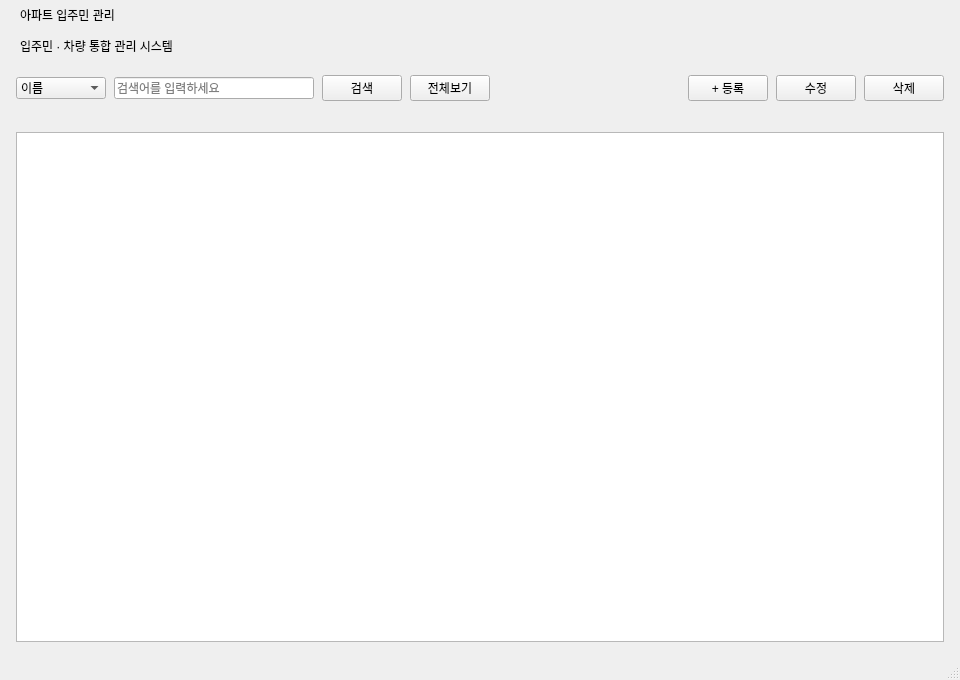
The window that src/AptManager/mainwindow.ui (anmincheol-71/apartment-resident-manager) describes before a commit, drawn with Qt 5.
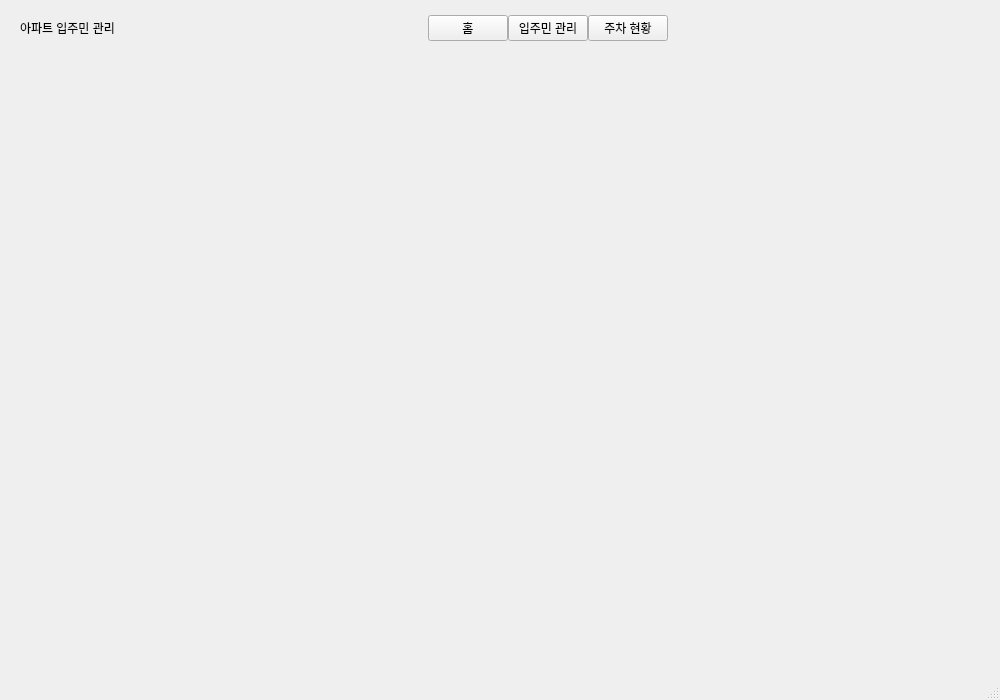
The same window after the commit.

```diff
--- a/src/AptManager/mainwindow.ui
+++ b/src/AptManager/mainwindow.ui
@@ -6,8 +6,8 @@
    <rect>
     <x>0</x>
     <y>0</y>
-    <width>960</width>
-    <height>680</height>
+    <width>1000</width>
+    <height>700</height>
    </rect>
   </property>
   <property name="windowTitle">
@@ -26,31 +26,25 @@
     <item>
      <widget class="QWidget" name="headerWidget">
       <property name="minimumSize">
-       <size><width>0</width><height>60</height></size>
+       <size><width>0</width><height>56</height></size>
       </property>
       <property name="maximumSize">
-       <size><width>16777215</width><height>60</height></size>
+       <size><width>16777215</width><height>56</height></size>
       </property>
       <layout class="QHBoxLayout" name="headerLayout">
        <property name="leftMargin"><number>20</number></property>
        <property name="rightMargin"><number>20</number></property>
        <property name="topMargin"><number>0</number></property>
        <property name="bottomMargin"><number>0</number></property>
+       <property name="spacing"><number>0</number></property>
+
+       <!-- 앱 타이틀 -->
        <item>
-        <layout class="QVBoxLayout" name="titleLayout">
-         <property name="spacing"><number>2</number></property>
-         <item>
-          <widget class="QLabel" name="appTitleLabel">
-           <property name="text"><string>아파트 입주민 관리</string></property>
-          </widget>
-         </item>
-         <item>
-          <widget class="QLabel" name="appSubLabel">
-           <property name="text"><string>입주민 · 차량 통합 관리 시스템</string></property>
-          </widget>
-         </item>
-        </layout>
+        <widget class="QLabel" name="navTitleLabel">
+         <property name="text"><string>아파트 입주민 관리</string></property>
+        </widget>
        </item>
+
        <item>
         <spacer name="headerSpacer">
          <property name="orientation"><enum>Qt::Horizontal</enum></property>
@@ -59,63 +53,26 @@
          </property>
         </spacer>
        </item>
-      </layout>
-     </widget>
-    </item>
 
-    <!-- 툴바 -->
-    <item>
-     <widget class="QWidget" name="toolbarWidget">
-      <property name="minimumSize">
-       <size><width>0</width><height>56</height></size>
-      </property>
-      <property name="maximumSize">
-       <size><width>16777215</width><height>56</height></size>
-      </property>
-      <layout class="QHBoxLayout" name="toolbarLayout">
-       <property name="leftMargin"><number>16</number></property>
-       <property name="rightMargin"><number>16</number></property>
-       <property name="topMargin"><number>10</number></property>
-       <property name="bottomMargin"><number>10</number></property>
-       <property name="spacing"><number>8</number></property>
-
+       <!-- 네비 버튼 -->
        <item>
-        <widget class="QComboBox" name="searchFieldCombo">
-         <property name="minimumSize">
-          <size><width>90</width><height>0</height></size>
-         </property>
-         <item><property name="text"><string>이름</string></property></item>
-         <item><property name="text"><string>동</string></property></item>
-         <item><property name="text"><string>호</string></property></item>
-         <item><property name="text"><string>연락처</string></property></item>
+        <widget class="QPushButton" name="navHomeBtn">
+         <property name="text"><string>홈</string></property>
         </widget>
        </item>
-
        <item>
-        <widget class="QLineEdit" name="searchEdit">
-         <property name="minimumSize">
-          <size><width>200</width><height>0</height></size>
-         </property>
-         <property name="placeholderText">
-          <string>검색어를 입력하세요</string>
-         </property>
+        <widget class="QPushButton" name="navResidentBtn">
+         <property name="text"><string>입주민 관리</string></property>
         </widget>
        </item>
-
        <item>
-        <widget class="QPushButton" name="searchBtn">
-         <property name="text"><string>검색</string></property>
+        <widget class="QPushButton" name="navParkingBtn">
+         <property name="text"><string>주차 현황</string></property>
         </widget>
        </item>
 
        <item>
-        <widget class="QPushButton" name="clearBtn">
-         <property name="text"><string>전체보기</string></property>
-        </widget>
-       </item>
-
-       <item>
-        <spacer name="toolbarSpacer">
+        <spacer name="navRightSpacer">
          <property name="orientation"><enum>Qt::Horizontal</enum></property>
          <property name="sizeHint" stdset="0">
           <size><width>40</width><height>20</height></size>
@@ -123,57 +80,13 @@
         </spacer>
        </item>
 
-       <item>
-        <widget class="QPushButton" name="addBtn">
-         <property name="text"><string>+ 등록</string></property>
-        </widget>
-       </item>
-
-       <item>
-        <widget class="QPushButton" name="editBtn">
-         <property name="text"><string>수정</string></property>
-        </widget>
-       </item>
-
-       <item>
-        <widget class="QPushButton" name="deleteBtn">
-         <property name="text"><string>삭제</string></property>
-        </widget>
-       </item>
-
       </layout>
      </widget>
     </item>
 
-    <!-- 테이블 -->
+    <!-- 페이지 스택 -->
     <item>
-     <widget class="QWidget" name="tableContainer">
-      <layout class="QVBoxLayout" name="tableLayout">
-       <property name="leftMargin"><number>16</number></property>
-       <property name="rightMargin"><number>16</number></property>
-       <property name="topMargin"><number>16</number></property>
-       <property name="bottomMargin"><number>16</number></property>
-       <item>
-        <widget class="QTableView" name="tableView">
-         <property name="showGrid">
-          <bool>false</bool>
-         </property>
-         <property name="alternatingRowColors">
-          <bool>true</bool>
-         </property>
-         <property name="selectionBehavior">
-          <enum>QAbstractItemView::SelectRows</enum>
-         </property>
-         <property name="selectionMode">
-          <enum>QAbstractItemView::SingleSelection</enum>
-         </property>
-         <property name="editTriggers">
-          <set>QAbstractItemView::NoEditTriggers</set>
-         </property>
-        </widget>
-       </item>
-      </layout>
-     </widget>
+     <widget class="QStackedWidget" name="stackedWidget"/>
     </item>
 
    </layout>
```
Left out of the diff: 8 changed lines with no effect on the pictures.
